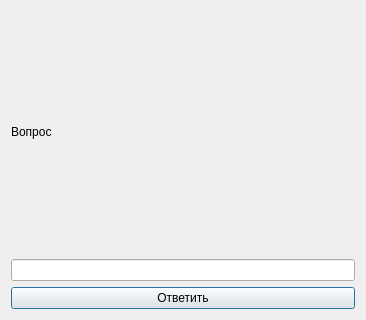
JuliaZimina/Intellectual-testing-system, file interface/Windows/question.ui: the form before one commit.
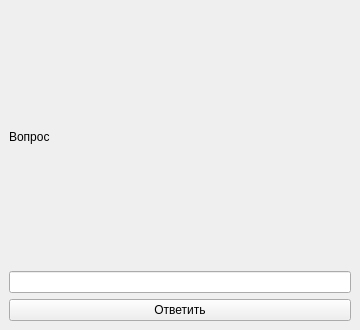
The form after the commit.

Diff of the .ui file:
```diff
--- a/interface/Windows/question.ui
+++ b/interface/Windows/question.ui
@@ -1,18 +1,19 @@
 <?xml version="1.0" encoding="UTF-8"?>
 <ui version="4.0">
  <class>questionWindow</class>
- <widget class="QDialog" name="questionWindow">
+ <widget class="QMainWindow" name="questionWindow">
   <property name="geometry">
    <rect>
     <x>0</x>
     <y>0</y>
-    <width>366</width>
-    <height>320</height>
+    <width>360</width>
+    <height>330</height>
    </rect>
   </property>
   <property name="windowTitle">
    <string>Dialog</string>
   </property>
+  <widget class="QWidget" name="centralwidget">
   <layout class="QVBoxLayout" name="verticalLayout">
    <item>
     <widget class="QLabel" name="questionLabel">
@@ -32,6 +33,7 @@
     </widget>
    </item>
   </layout>
+  </widget>
  </widget>
  <resources/>
  <connections/>
```
Left out of the diff: 5 changed lines with no effect on the pictures. Lines whose indentation alone changed are shown as unchanged.
